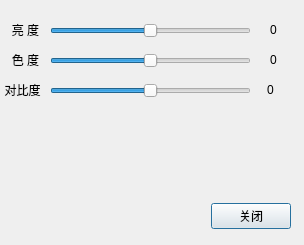
Old version of the form FLB_AVOperator/dlgvideoparam.ui in the repository 1064867069/FLB_AVOperator.
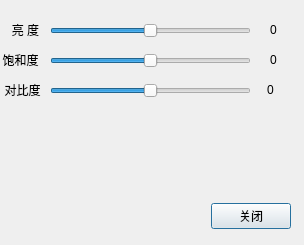
New version of the form.

Commit message: 色度改为饱和度并进行修复，部分网络音视频播放支持（直播or文件，例如https://www.fujian.gov.cn/masvod/public/2023/04/25/20230425_187b71018de_r38_1200k.mp4和https://tmpstream.hyrtv.cn/hygg/sd/live.m3u8）

Diff of the .ui file:
```diff
--- a/FLB_AVOperator/dlgvideoparam.ui
+++ b/FLB_AVOperator/dlgvideoparam.ui
@@ -119,9 +119,9 @@
   <widget class="QLabel" name="m_labelChrom">
    <property name="geometry">
     <rect>
-     <x>10</x>
+     <x>0</x>
      <y>50</y>
-     <width>31</width>
+     <width>41</width>
      <height>20</height>
     </rect>
    </property>
@@ -131,7 +131,7 @@
     </font>
    </property>
    <property name="text">
-    <string>色 度</string>
+    <string>饱和度</string>
    </property>
    <property name="alignment">
     <set>Qt::AlignCenter</set>
```
Left out of the diff: 4 changed lines with no effect on the pictures. The commit also changes 62 other files.
